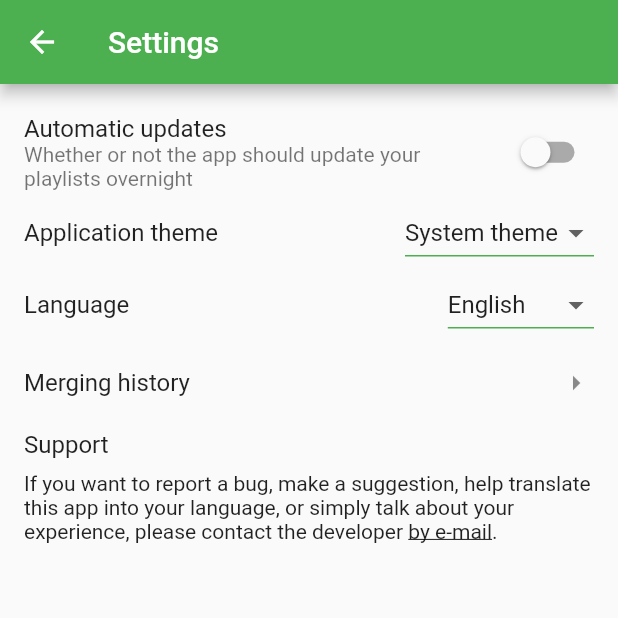
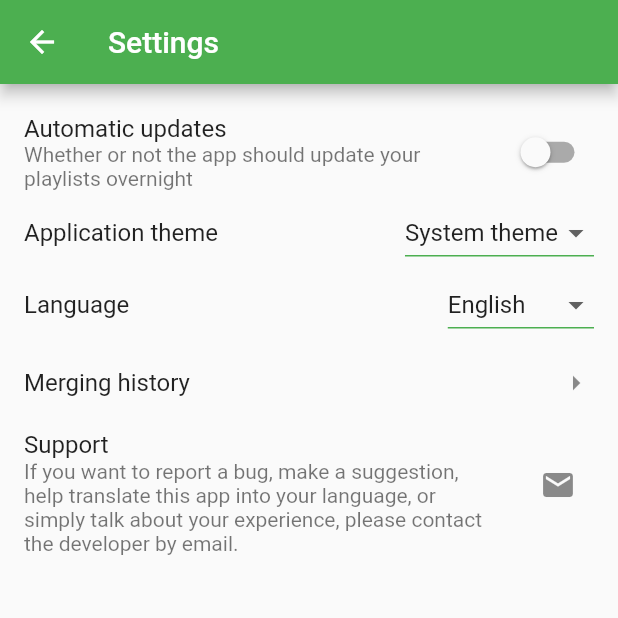
Before and after one commit to sandrokl/PlaylistMerger4Spotify, a Flutter app: the Settings screen opened directly, on a phone screen of 412 x 824 dp, the top half of it. Run offline on Flutter 3.47's test engine with Material 2 defaults, Android fonts, the phone set to English and light mode, and no system bars; our stand-ins replace cached_network_image, drift, file_picker, flutter_local_notifications, flutter_mobx, introduction_screen and 5 more; missing offline and left inert: oauth2_client, workmanager; accounts and stored records are empty; generated files the repository leaves out were written again.

Commit message:
settings screen adjustments

```diff
--- a/lib/l10n/intl_en.arb
+++ b/lib/l10n/intl_en.arb
@@ -67,6 +67,5 @@
   "settingsLanguageAutomatic": "Automatic",
   "settingsMergingHistory": "Merging history",
   "settingsSupport": "Support",
-  "settingsByEmail": "by e-mail",
-  "settingsIfYouWantToContact": "If you want to report a bug, make a suggestion, help translate this app into your language, or simply talk about your experience, please contact the developer "
+  "settingsIfYouWantToContact": "If you want to report a bug, make a suggestion, help translate this app into your language, or simply talk about your experience, please contact the developer by email."
 }
--- a/lib/l10n/intl_fr.arb
+++ b/lib/l10n/intl_fr.arb
@@ -67,6 +67,5 @@
   "settingsLanguageAutomatic": "Automatique",
   "settingsMergingHistory": "Historique des mises à jour des playlists",
   "settingsSupport": "Support",
-  "settingsByEmail": "par courriel",
-  "settingsIfYouWantToContact": "Si vous voulez rapporter un bogue, faire une suggestion, ou tout simplement partager votre expérience, veuillez contacter le développeur "
+  "settingsIfYouWantToContact": "Si vous voulez rapporter un bogue, faire une suggestion, ou tout simplement partager votre expérience, veuillez contacter le développeur par courriel."
 }
--- a/lib/l10n/intl_pt.arb
+++ b/lib/l10n/intl_pt.arb
@@ -67,6 +67,5 @@
   "settingsLanguageAutomatic": "Automático",
   "settingsMergingHistory": "Histórico de atualizações de playlists",
   "settingsSupport": "Suporte",
-  "settingsByEmail": "por e-mail",
-  "settingsIfYouWantToContact": "Se você quiser avisar de um bug, fazer uma sugestão, ou simplesmente falar da sua experiência, por favor contatar o desenvolvedor "
+  "settingsIfYouWantToContact": "Se você quiser avisar de um bug, fazer uma sugestão, ou simplesmente falar da sua experiência, por favor contatar o desenvolvedor por email."
 }
--- a/lib/screens/settings/settings.dart
+++ b/lib/screens/settings/settings.dart
@@ -161,29 +161,13 @@ class _SettingsState extends State<Settings> {
               ListTile(
                 contentPadding: const EdgeInsets.all(0),
                 title: Text(S.of(context).settingsSupport),
-                subtitle: Padding(
-                  padding: const EdgeInsets.only(top: 8.0),
-                  child: RichText(
-                      text: TextSpan(children: [
-                    TextSpan(
-                      text: S.of(context).settingsIfYouWantToContact,
-                      style: Theme.of(context).textTheme.bodyMedium,
-                    ),
-                    TextSpan(
-                        style: Theme.of(context).textTheme.bodyMedium!.copyWith(
-                              decoration: TextDecoration.underline,
-                            ),
-                        text: S.of(context).settingsByEmail,
-                        recognizer: TapGestureRecognizer()
-                          ..onTap = () async {
-                            var url = "mailto:sandro.kl.80@gmail.com?subject=PlaylistMerger 4 Spotify";
-                            await launch(url);
-                          }),
-                    TextSpan(
-                      text: ".",
-                      style: Theme.of(context).textTheme.bodyMedium,
-                    ),
-                  ])),
+                subtitle: Text(S.of(context).settingsIfYouWantToContact),
+                trailing: IconButton(
+                  onPressed: () async {
+                    var url = "mailto:sandro.kl.80@gmail.com?subject=PlaylistMerger 4 Spotify";
+                    await launch(url);
+                  },
+                  icon: const Icon(Icons.email),
                 ),
               ),
             ],
--- a/pubspec.yaml
+++ b/pubspec.yaml
@@ -3,7 +3,7 @@ description: PlaylistMerger 4 Spotify
 
 publish_to: 'none'
 
-version: 2.5.220219-1+202202191
+version: 2.5.220221-1+202202201
 
 environment:
   sdk: '>=2.15.1 <3.0.0'
```
Also changed, not shown: lib/helpers/merging_helper.dart (+10 -6 lines).
